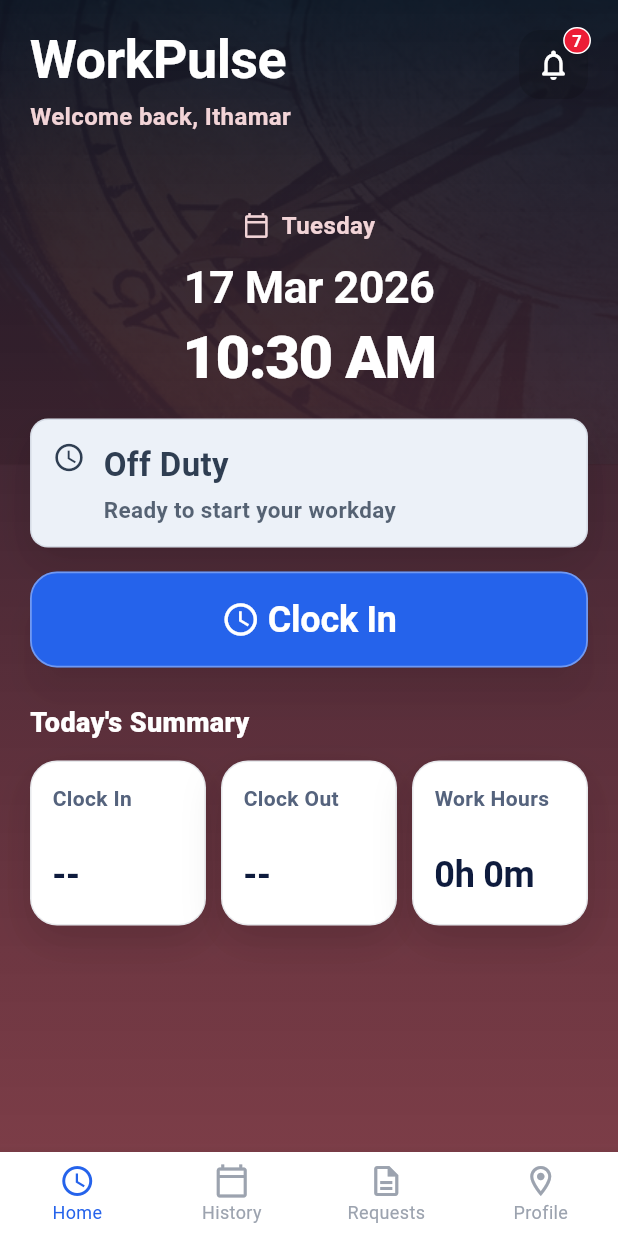
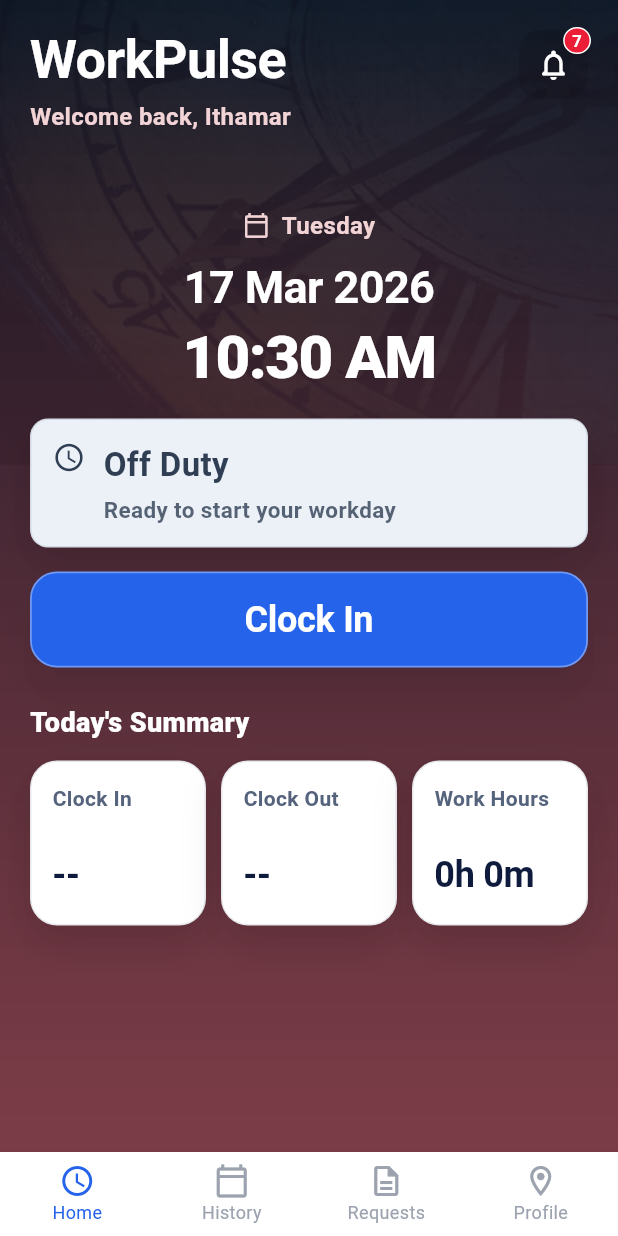
Before and after one commit to IthamarNyangu/WorkPulse, a Flutter app: the screen it shows after launch, on a phone screen of 412 x 824 dp. Run offline on Flutter 3.47's test engine with Material 3 defaults, Android fonts, the phone set to English and light mode, and no system bars.

Commit message:
Small UI Tweaks

```diff
--- a/lib/features/attendance/home/pulse_clock_home_screen.dart
+++ b/lib/features/attendance/home/pulse_clock_home_screen.dart
@@ -299,6 +299,7 @@ class HomeTabContent extends StatelessWidget {
           PrimaryActionButtonSection(
             model: primaryAction,
             onPressed: onPrimaryActionPressed,
+            showIcon: false,
           ),
           const SizedBox(height: 24),
           Text(
--- a/lib/features/corrections/correction_details_screen.dart
+++ b/lib/features/corrections/correction_details_screen.dart
@@ -191,7 +191,7 @@ class _CorrectionDetailsScreenState extends State<CorrectionDetailsScreen> {
                   child: hasRequests
                       ? ListView.separated(
                           itemCount: currentPageRequests.length,
-                          separatorBuilder: (_, __) => const SizedBox(height: 10),
+                          separatorBuilder: (_, _) => const SizedBox(height: 10),
                           itemBuilder: (BuildContext context, int index) {
                             final CorrectionRequest request =
                                 currentPageRequests[index];
--- a/lib/features/leave/leave_list_screen.dart
+++ b/lib/features/leave/leave_list_screen.dart
@@ -231,7 +231,7 @@ class _LeaveListScreenState extends State<LeaveListScreen> {
                       ? const _NoLeaveRequestState()
                       : ListView.separated(
                           itemCount: leaveRequests.length,
-                          separatorBuilder: (_, __) => const SizedBox(height: 10),
+                          separatorBuilder: (_, _) => const SizedBox(height: 10),
                           itemBuilder: (BuildContext context, int index) {
                             final LeaveRequest request = leaveRequests[index];
                             return LeaveRequestListCard(
--- a/lib/features/notifications/notifications_screen.dart
+++ b/lib/features/notifications/notifications_screen.dart
@@ -211,7 +211,7 @@ class _NotificationsScreenState extends State<NotificationsScreen> {
                 ? const _NoNotificationState()
                 : ListView.separated(
                     itemCount: notifications.length,
-                    separatorBuilder: (_, __) => const SizedBox(height: 10),
+                    separatorBuilder: (_, _) => const SizedBox(height: 10),
                     itemBuilder: (BuildContext context, int index) {
                       final WorkPulseNotification notification =
                           notifications[index];
--- a/lib/pulseclock/widgets/pulse_clock_widgets.dart
+++ b/lib/pulseclock/widgets/pulse_clock_widgets.dart
@@ -202,10 +202,12 @@ class PrimaryActionButtonSection extends StatefulWidget {
     super.key,
     required this.model,
     required this.onPressed,
+    this.showIcon = true,
   });
 
   final PrimaryActionModel model;
   final VoidCallback onPressed;
+  final bool showIcon;
 
   @override
   State<PrimaryActionButtonSection> createState() =>
@@ -252,7 +254,8 @@ class _PrimaryActionButtonSectionState
           scale: _isHovered ? 1.012 : 1,
           duration: const Duration(milliseconds: 140),
           curve: Curves.easeOutCubic,
-          child: ElevatedButton.icon(
+          child: widget.showIcon
+              ? ElevatedButton.icon(
                   onPressed: widget.onPressed,
                   icon: Icon(widget.model.icon, size: 26),
                   label: Text(
@@ -295,6 +298,50 @@ class _PrimaryActionButtonSectionState
                       }
                       return null;
                     }),
+                  ),
+                )
+              : ElevatedButton(
+                  onPressed: widget.onPressed,
+                  style: baseStyle.copyWith(
+                    backgroundColor: WidgetStateProperty.resolveWith((
+                      Set<WidgetState> states,
+                    ) {
+                      if (states.contains(WidgetState.hovered)) {
+                        return _brightenColor(widget.model.backgroundColor, 0.06);
+                      }
+                      if (states.contains(WidgetState.pressed)) {
+                        return _brightenColor(widget.model.backgroundColor, -0.03);
+                      }
+                      return widget.model.backgroundColor;
+                    }),
+                    elevation: WidgetStateProperty.resolveWith((
+                      Set<WidgetState> states,
+                    ) {
+                      if (states.contains(WidgetState.pressed)) {
+                        return 6;
+                      }
+                      if (states.contains(WidgetState.hovered)) {
+                        return 14;
+                      }
+                      return 10;
+                    }),
+                    shadowColor: WidgetStateProperty.all(const Color(0x5A000000)),
+                    overlayColor: WidgetStateProperty.resolveWith((
+                      Set<WidgetState> states,
+                    ) {
+                      if (states.contains(WidgetState.hovered)) {
+                        return Colors.white.withOpacity(0.09);
+                      }
+                      if (states.contains(WidgetState.pressed)) {
+                        return Colors.black.withOpacity(0.08);
+                      }
+                      return null;
+                    }),
+                  ),
+                  child: Text(
+                    widget.model.label,
+                    maxLines: 1,
+                    overflow: TextOverflow.ellipsis,
                   ),
                 ),
         ),
```
Lines whose indentation alone changed are shown as unchanged.
